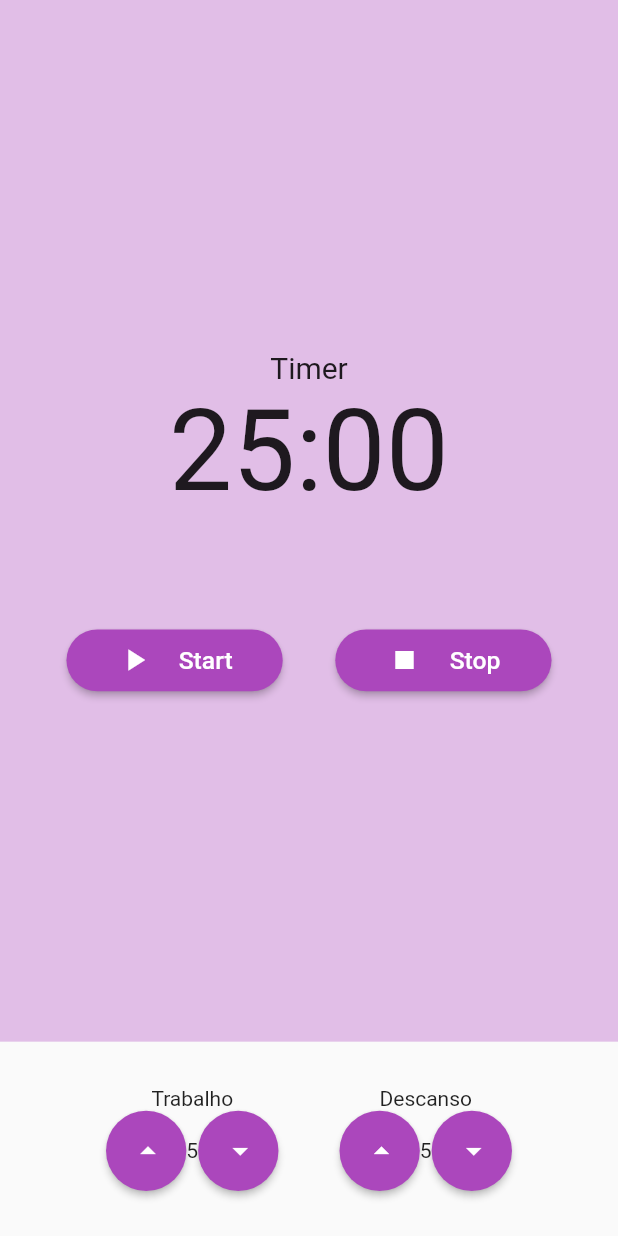
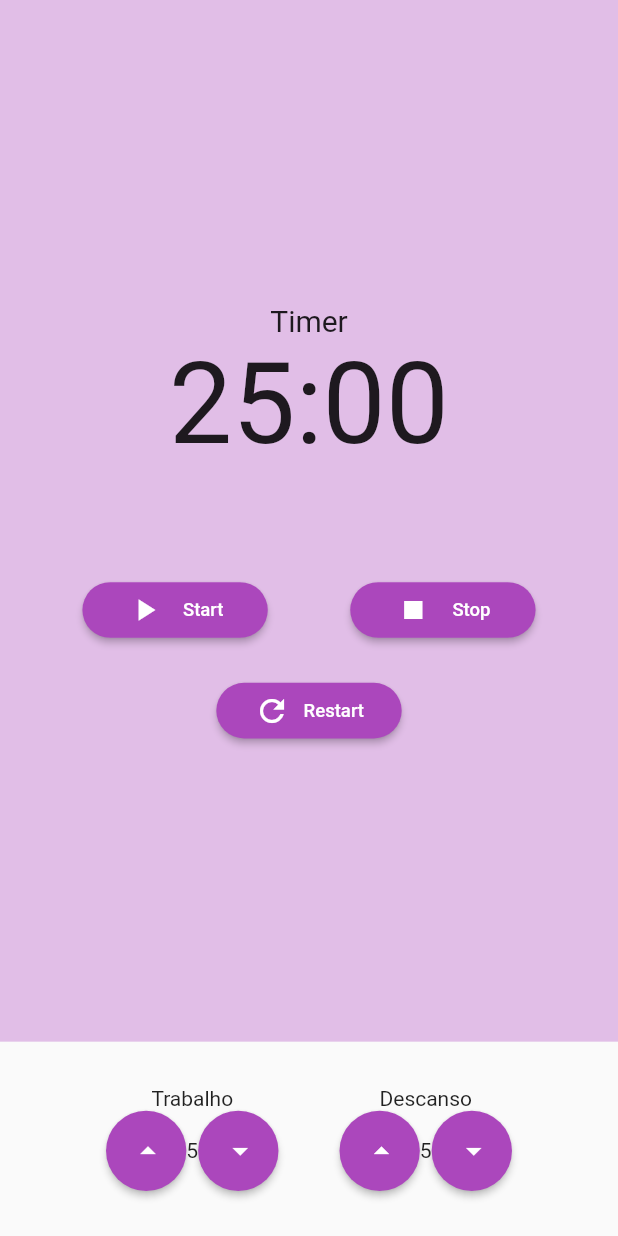
Before and after one commit to lemtd/mobx_project, a Flutter app: the screen it shows after launch, on a phone screen of 412 x 824 dp. Run offline on Flutter 3.47's test engine with Material 2 defaults, Android fonts, the phone set to English and light mode, and no system bars; our stand-ins replace flutter_mobx, flutter_modular, mobx; generated files the repository leaves out were written again.

Commit message:
Adding 'restart' button

```diff
--- a/lib/app/modules/components/timer.dart
+++ b/lib/app/modules/components/timer.dart
@@ -25,7 +25,7 @@ class Timer extends StatelessWidget {
             height: 75,
           ),
           Row(
-            mainAxisAlignment: MainAxisAlignment.center,
+            mainAxisAlignment: MainAxisAlignment.spaceEvenly,
             children: [
               ButtonWidget(
                 widget: Row(
@@ -36,18 +36,15 @@ class Timer extends StatelessWidget {
                       'Start',
                       style: TextStyle(
                         fontSize:
-                            MediaQuery.of(context).size.shortestSide * 0.04,
+                            MediaQuery.of(context).size.shortestSide * 0.03,
                         color: Color.fromARGB(255, 255, 255, 255),
                       ),
                     ),
                   ],
                 ),
                 color: Color(0xFFAB47BC),
-                width: MediaQuery.of(context).size.shortestSide * 0.35,
-                height: MediaQuery.of(context).size.shortestSide * 0.1,
-              ),
-              SizedBox(
-                width: 35,
+                width: MediaQuery.of(context).size.shortestSide * 0.3,
+                height: MediaQuery.of(context).size.shortestSide * 0.09,
               ),
               ButtonWidget(
                 widget: Row(
@@ -57,18 +54,38 @@ class Timer extends StatelessWidget {
                     Text(
                       'Stop',
                       style: TextStyle(
-                        fontSize: MediaQuery.of(context).size.shortestSide * 0.04,
+                        fontSize:
+                            MediaQuery.of(context).size.shortestSide * 0.03,
                         color: Color.fromARGB(255, 255, 255, 255),
                       ),
                     ),
                   ],
                 ),
                 color: Color(0xFFAB47BC),
-                width: MediaQuery.of(context).size.shortestSide * 0.35,
-                height: MediaQuery.of(context).size.shortestSide * 0.1,
+                width: MediaQuery.of(context).size.shortestSide * 0.3,
+                height: MediaQuery.of(context).size.shortestSide * 0.09,
               ),
             ],
-          )
+          ),
+          SizedBox(height: 30,),
+          ButtonWidget(
+            widget: Row(
+              mainAxisAlignment: MainAxisAlignment.spaceEvenly,
+              children: [
+                Icon(Icons.refresh),
+                Text(
+                  'Restart',
+                  style: TextStyle(
+                    fontSize: MediaQuery.of(context).size.shortestSide * 0.03,
+                    color: Color.fromARGB(255, 255, 255, 255),
+                  ),
+                ),
+              ],
+            ),
+            color: Color(0xFFAB47BC),
+            width: MediaQuery.of(context).size.shortestSide * 0.3,
+            height: MediaQuery.of(context).size.shortestSide * 0.09,
+          ),
         ],
       ),
     );
```
